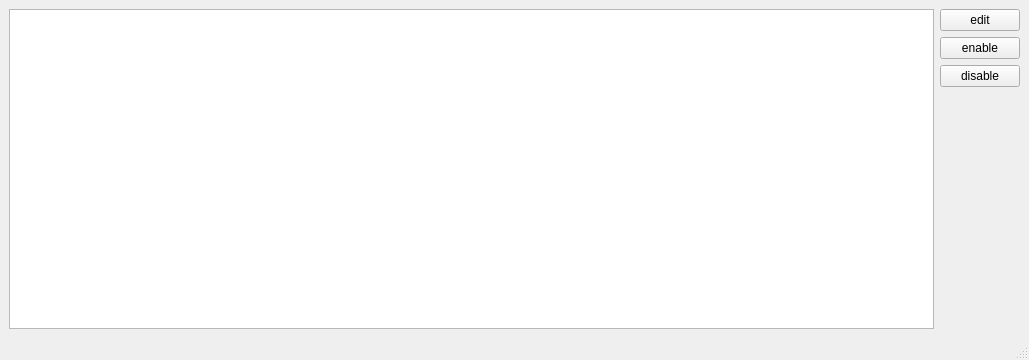
Qt form rbhusUI/lib/rbhusHostMod.ui (aumanimationstudios/rbhus) before a commit.
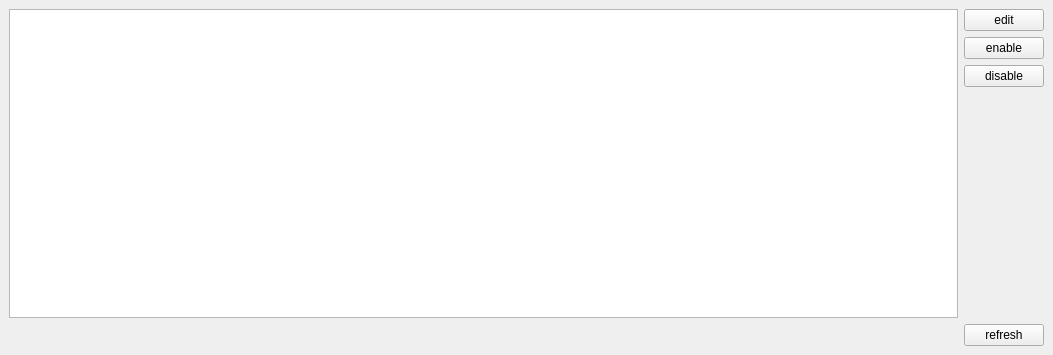
The same form after that commit.

```diff
--- a/rbhusUI/lib/rbhusHostMod.ui
+++ b/rbhusUI/lib/rbhusHostMod.ui
@@ -6,8 +6,8 @@
    <rect>
     <x>0</x>
     <y>0</y>
-    <width>1029</width>
-    <height>360</height>
+    <width>1053</width>
+    <height>355</height>
    </rect>
   </property>
   <property name="sizePolicy">
@@ -26,8 +26,8 @@
      <verstretch>0</verstretch>
     </sizepolicy>
    </property>
-   <layout class="QHBoxLayout" name="horizontalLayout">
-    <item>
+   <layout class="QGridLayout" name="gridLayout">
+    <item row="2" column="0">
      <widget class="QTableWidget" name="tableHost">
       <property name="sizePolicy">
        <sizepolicy hsizetype="MinimumExpanding" vsizetype="Expanding">
@@ -38,15 +38,21 @@
       <property name="selectionBehavior">
        <enum>QAbstractItemView::SelectRows</enum>
       </property>
+      <property name="sortingEnabled">
+       <bool>true</bool>
+      </property>
       <attribute name="horizontalHeaderCascadingSectionResizes">
        <bool>true</bool>
       </attribute>
       <attribute name="horizontalHeaderStretchLastSection">
        <bool>true</bool>
       </attribute>
+      <attribute name="verticalHeaderStretchLastSection">
+       <bool>false</bool>
+      </attribute>
      </widget>
     </item>
-    <item>
+    <item row="2" column="1">
      <layout class="QVBoxLayout" name="verticalLayout">
       <item>
        <widget class="QPushButton" name="pushEdit">
@@ -84,9 +90,32 @@
       </item>
      </layout>
     </item>
+    <item row="3" column="0" colspan="2">
+     <layout class="QHBoxLayout" name="horizontalLayout_2">
+      <item>
+       <spacer name="horizontalSpacer">
+        <property name="orientation">
+         <enum>Qt::Horizontal</enum>
+        </property>
+        <property name="sizeHint" stdset="0">
+         <size>
+          <width>40</width>
+          <height>20</height>
+         </size>
+        </property>
+       </spacer>
+      </item>
+      <item>
+       <widget class="QPushButton" name="pushRefresh">
+        <property name="text">
+         <string>refresh</string>
+        </property>
+       </widget>
+      </item>
+     </layout>
+    </item>
    </layout>
   </widget>
-  <widget class="QStatusBar" name="statusbar"/>
  </widget>
  <resources/>
  <connections/>
```
